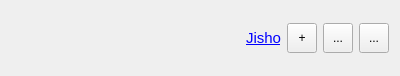
Before: the Qt Designer form src/gui/widgets/definition/termwidget.ui in ripose-jp/Memento, drawn with Qt 5.
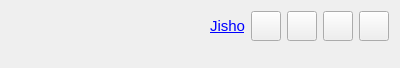
After: the same form once the commit is applied.

Commit message:
termwidget: adds minimize and maximize
Closes #90

```diff
--- a/src/gui/widgets/definition/termwidget.ui
+++ b/src/gui/widgets/definition/termwidget.ui
@@ -7,7 +7,7 @@
     <x>0</x>
     <y>0</y>
     <width>400</width>
-    <height>76</height>
+    <height>68</height>
    </rect>
   </property>
   <property name="minimumSize">
@@ -109,9 +109,6 @@
        <property name="toolTip">
         <string>Add Anki note</string>
        </property>
-       <property name="text">
-        <string>+</string>
-       </property>
       </widget>
      </item>
      <item>
@@ -125,9 +122,6 @@
        <property name="toolTip">
         <string>Show in Anki</string>
        </property>
-       <property name="text">
-        <string>...</string>
-       </property>
       </widget>
      </item>
      <item>
@@ -144,13 +138,50 @@
        <property name="toolTip">
         <string>Play audio</string>
        </property>
-       <property name="text">
-        <string>...</string>
+      </widget>
+     </item>
+     <item>
+      <widget class="QToolButton" name="buttonCollapse">
+       <property name="minimumSize">
+        <size>
+         <width>30</width>
+         <height>30</height>
+        </size>
+       </property>
+       <property name="toolTip">
+        <string>Minimize/Maximize</string>
+       </property>
+       <property name="autoRaise">
+        <bool>false</bool>
        </property>
       </widget>
      </item>
     </layout>
    </item>
+   <item>
+    <widget class="QWidget" name="glossaryContainer" native="true">
+     <property name="sizePolicy">
+      <sizepolicy hsizetype="Expanding" vsizetype="Expanding">
+       <horstretch>0</horstretch>
+       <verstretch>0</verstretch>
+      </sizepolicy>
+     </property>
+     <layout class="QVBoxLayout" name="layoutGlossaryContainer">
+      <property name="leftMargin">
+       <number>0</number>
+      </property>
+      <property name="topMargin">
+       <number>0</number>
+      </property>
+      <property name="rightMargin">
+       <number>0</number>
+      </property>
+      <property name="bottomMargin">
+       <number>0</number>
+      </property>
+     </layout>
+    </widget>
+   </item>
   </layout>
  </widget>
  <resources/>
```
The commit also changes 2 other files.
